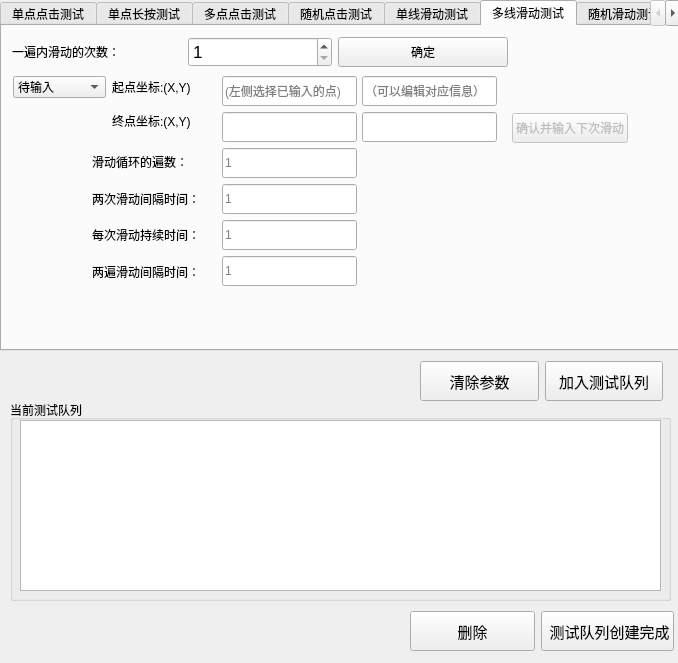
buaanostop/-, file GUI/main_ui_test/test_ui_d/add_test_ui.ui: the form before one commit.
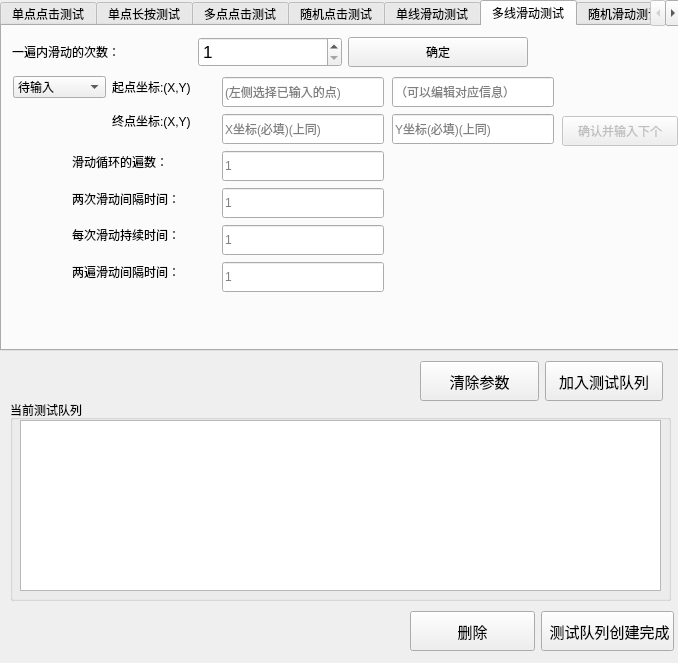
The form after the commit. The open tabs and pages were chosen to show the change.

Diff of the .ui file:
```diff
--- a/GUI/main_ui_test/test_ui_d/add_test_ui.ui
+++ b/GUI/main_ui_test/test_ui_d/add_test_ui.ui
@@ -851,13 +851,13 @@
     <attribute name="title">
      <string>多线滑动测试</string>
     </attribute>
-    <widget class="QWidget" name="">
+    <widget class="QWidget" name="layoutWidget">
      <property name="geometry">
       <rect>
        <x>220</x>
        <y>50</y>
-       <width>135</width>
-       <height>212</height>
+       <width>162</width>
+       <height>217</height>
       </rect>
      </property>
      <layout class="QGridLayout" name="gridLayout_3">
@@ -865,7 +865,7 @@
        <widget class="QLineEdit" name="v_m_drag_start_p_x">
         <property name="minimumSize">
          <size>
-          <width>0</width>
+          <width>160</width>
           <height>30</height>
          </size>
         </property>
@@ -904,6 +904,12 @@
           <pointsize>9</pointsize>
          </font>
         </property>
+        <property name="text">
+         <string/>
+        </property>
+        <property name="placeholderText">
+         <string>X坐标(必填)(上同)</string>
+        </property>
        </widget>
       </item>
       <item row="2" column="0">
@@ -1004,17 +1010,17 @@
       </item>
      </layout>
     </widget>
-    <widget class="QWidget" name="">
+    <widget class="QWidget" name="layoutWidget">
      <property name="geometry">
       <rect>
-       <x>360</x>
+       <x>390</x>
        <y>50</y>
-       <width>135</width>
-       <height>68</height>
+       <width>162</width>
+       <height>69</height>
       </rect>
      </property>
      <layout class="QGridLayout" name="gridLayout_9">
-      <item row="1" column="0">
+      <item row="2" column="0">
        <widget class="QLineEdit" name="v_m_drag_end_p_y">
         <property name="minimumSize">
          <size>
@@ -1033,13 +1039,16 @@
           <pointsize>9</pointsize>
          </font>
         </property>
+        <property name="placeholderText">
+         <string>Y坐标(必填)(上同)</string>
+        </property>
        </widget>
       </item>
-      <item row="0" column="0">
+      <item row="1" column="0">
        <widget class="QLineEdit" name="v_m_drag_start_p_y">
         <property name="minimumSize">
          <size>
-          <width>0</width>
+          <width>160</width>
           <height>30</height>
          </size>
         </property>
@@ -1061,10 +1070,10 @@
       </item>
      </layout>
     </widget>
-    <widget class="QWidget" name="">
+    <widget class="QWidget" name="layoutWidget">
      <property name="geometry">
       <rect>
-       <x>90</x>
+       <x>70</x>
        <y>120</y>
        <width>138</width>
        <height>141</height>
@@ -1127,12 +1136,12 @@
       </item>
      </layout>
     </widget>
-    <widget class="QWidget" name="">
+    <widget class="QWidget" name="layoutWidget">
      <property name="geometry">
       <rect>
        <x>10</x>
        <y>10</y>
-       <width>496</width>
+       <width>516</width>
        <height>32</height>
       </rect>
      </property>
@@ -1211,8 +1220,8 @@
      </property>
      <property name="geometry">
       <rect>
-       <x>510</x>
-       <y>87</y>
+       <x>560</x>
+       <y>90</y>
        <width>116</width>
        <height>30</height>
       </rect>
@@ -1235,15 +1244,15 @@
       </font>
      </property>
      <property name="text">
-      <string>确认并输入下次滑动</string>
+      <string>确认并输入下个</string>
      </property>
     </widget>
-    <widget class="QWidget" name="">
+    <widget class="QWidget" name="layoutWidget">
      <property name="geometry">
       <rect>
        <x>11</x>
        <y>50</y>
-       <width>191</width>
+       <width>192</width>
        <height>61</height>
       </rect>
      </property>
```
Left out of the diff: 243 changed lines with no effect on the pictures.
